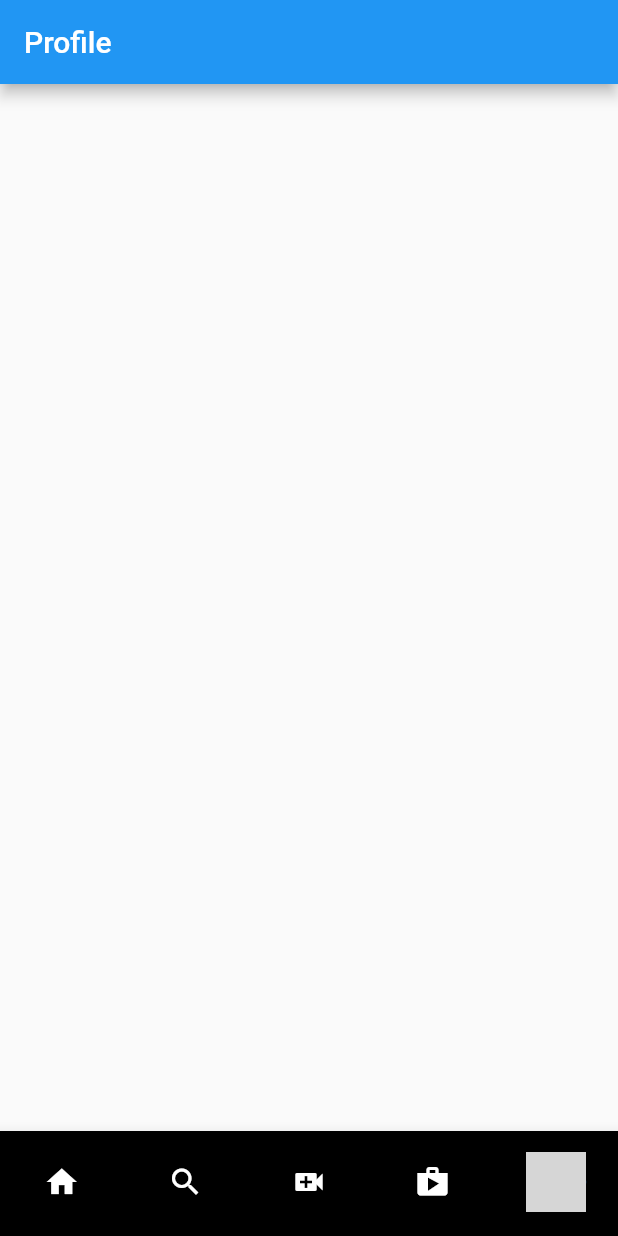
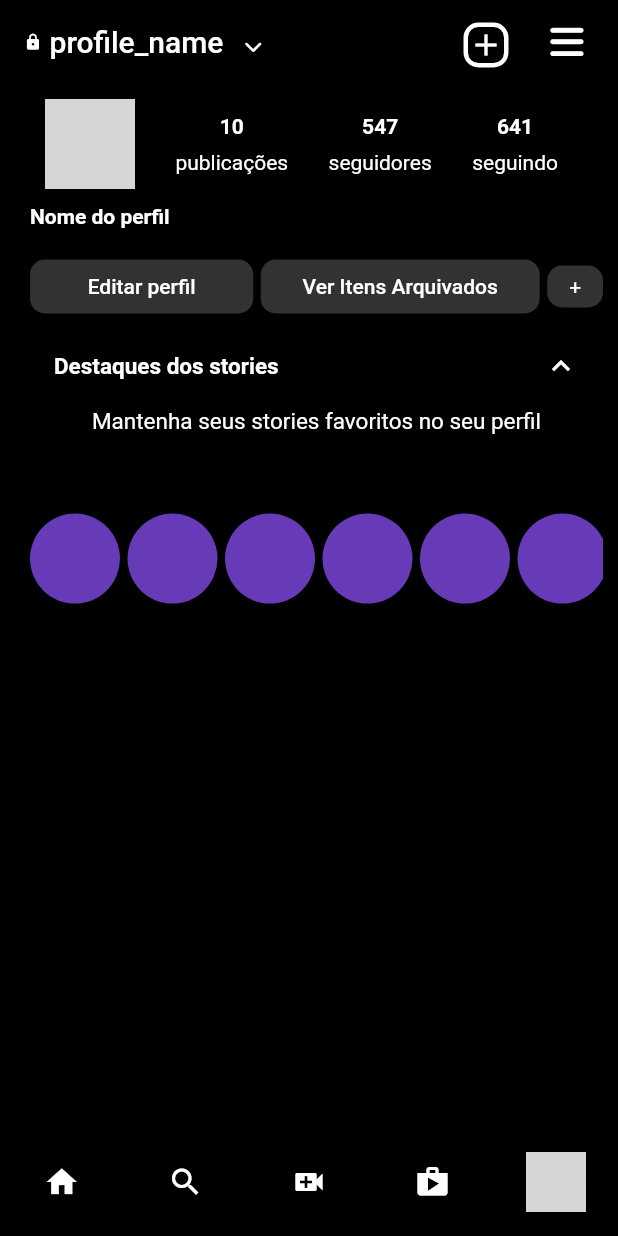
Before and after one commit to hdgiacon/ui_instagram, a Flutter app: the screen it shows after launch, item 5 of the bottom bar chosen, on a phone screen of 412 x 824 dp. Run offline on Flutter 3.47's test engine with Material 2 defaults, Android fonts, the light colour scheme and no system bars; our stand-ins replace device_preview, font_awesome_flutter, marquee; network calls fail; grey boxes are pictures that could not be loaded.

Commit message:
inicio Profile e alteração nos links

```diff
--- a/lib/feed/feed.dart
+++ b/lib/feed/feed.dart
@@ -23,7 +23,7 @@ class _FeedState extends State<Feed> {
   var listStory = [
     const MyStory(
       foto:
-          'https://pbs.twimg.com/profile_images/1190742144/mrbean-270x300_400x400.jpg',
+          'https://quartoframe.com.br/wp-content/uploads/2021/04/minato-namikaze.jpg',
     ),
     const Story(
       storyLabel: 'NetflixBrasil',
@@ -31,27 +31,28 @@ class _FeedState extends State<Feed> {
           'https://play-lh.googleusercontent.com/TBRwjS_qfJCSj1m7zZB93FnpJM5fSpMA_wUlFDLxWAb45T9RmwBvQd5cWR5viJJOhkI',
     ),
     const LiveStory(
-      storyLabel: 'marquinDJ',
+      storyLabel: 'tv_globinho',
       foto:
-          'https://conteudo.imguol.com.br/c/entretenimento/8f/2018/06/15/meme-de-andre-marques-1529072545810_v2_300x300.png',
+          'https://pbs.twimg.com/profile_images/1683648123/tv_globinho_400x400.jpg',
     ),
     const Story(
-      storyLabel: 'fausto_oficial',
-      foto:
-          'https://cdn.mensagenscomamor.com/content/images/m000532523.jpg?v=1',
-    ),
-    const Story(
-      storyLabel: 'silvio.santos',
-      foto:
-          'https://criativafm.com/wp-content/uploads/2021/07/silvio-santos-23072021133102595.jpeg',
-    ),
-    const Story(
-      storyLabel: 'crunchyrow',
+      storyLabel: 'crunchyroll',
       foto: 'https://images-na.ssl-images-amazon.com/images/I/417bVUqe0pL.png',
     ),
     const Story(
-      storyLabel: '@Jaja',
-      foto: 'https://i1.sndcdn.com/avatars-000178307058-j65xvd-t500x500.jpg',
+      storyLabel: '@simpsons.oficial',
+      foto:
+          'https://i.pinimg.com/originals/bd/19/2f/bd192f2723f7d81013f04903d9e0428b.png',
+    ),
+    const Story(
+      storyLabel: 'cujo_jotaro',
+      foto:
+          'https://ovicio.com.br/wp-content/uploads/2020/05/20200530-20200126-jotaro-1200x675-1-555x555.jpg',
+    ),
+    const Story(
+      storyLabel: 'noob_saibot',
+      foto:
+          'http://pm1.narvii.com/6676/958e03999be2a9c01e9f9e71096b851b291caaa3_00.jpg',
     ),
   ];
 
@@ -85,7 +86,7 @@ class _FeedState extends State<Feed> {
   @override
   Widget build(BuildContext context) {
     return SingleChildScrollView(
-      controller: scrollController,
+      //controller: scrollController,
       child: Column(
         children: <Widget>[
           const SizedBox(height: 5.0),
@@ -105,6 +106,7 @@ class _FeedState extends State<Feed> {
             ),
           ),
           ListView.separated(
+            controller: scrollController,
             separatorBuilder: (context, index) => const Divider(),
             itemCount: listPosts.length,
             shrinkWrap: true,
--- a/lib/home/home_page.dart
+++ b/lib/home/home_page.dart
@@ -2,6 +2,7 @@ import 'package:flutter/material.dart';
 import 'package:ui_instagram/feed/app_bar_feed.dart';
 import 'package:ui_instagram/feed/feed.dart';
 import 'package:ui_instagram/profile/profile.dart';
+import 'package:ui_instagram/profile/profile_appbar.dart';
 import 'package:ui_instagram/reels/reels.dart';
 import 'package:ui_instagram/reels/reels_appbar.dart';
 import 'package:ui_instagram/search/search.dart';
@@ -54,7 +55,10 @@ class _HomePageState extends State<HomePage>
             Search(),
             Reels(),
             Shop(),
-            Profile(),
+            Profile(
+              profileImage:
+                  'https://quartoframe.com.br/wp-content/uploads/2021/04/minato-namikaze.jpg',
+            ),
           ],
         ),
         bottomNavigationBar: BottomNavigationBar(
@@ -90,7 +94,7 @@ class _HomePageState extends State<HomePage>
             BottomNavigationBarItem(
               icon: CircleAvatar(
                 backgroundImage: NetworkImage(
-                  'https://pbs.twimg.com/profile_images/1190742144/mrbean-270x300_400x400.jpg',
+                  'https://quartoframe.com.br/wp-content/uploads/2021/04/minato-namikaze.jpg',
                 ),
               ),
               label: '',
@@ -112,7 +116,7 @@ class _HomePageState extends State<HomePage>
       case 3:
         return shopAppbar;
       case 4:
-        return null;
+        return profileAppbar;
       default:
         return feedAppbar;
     }
--- a/lib/main.dart
+++ b/lib/main.dart
@@ -6,7 +6,7 @@ import 'package:ui_instagram/home/home_page.dart';
 void main() {
   runApp(
     DevicePreview(
-      enabled: kReleaseMode,
+      enabled: !kReleaseMode,
       backgroundColor: const Color(0xFF2e2e2e),
       builder: (context) => const MaterialApp(
         useInheritedMediaQuery: true,
--- a/lib/profile/profile.dart
+++ b/lib/profile/profile.dart
@@ -1,15 +1,187 @@
 import 'package:flutter/material.dart';
 
 class Profile extends StatelessWidget {
-  const Profile({Key? key}) : super(key: key);
+  final String profileImage;
+
+  const Profile({
+    super.key,
+    required this.profileImage,
+  });
 
   @override
   Widget build(BuildContext context) {
-    return Scaffold(
-      appBar: AppBar(
-        title: const Text('Profile'),
-      ),
-      body: Container(),
+    return ListView(
+      padding: const EdgeInsets.only(left: 20.0, right: 10.0),
+      children: [
+        Padding(
+          padding: const EdgeInsets.fromLTRB(10.0, 10.0, 30.0, 0.0),
+          child: Row(
+            mainAxisAlignment: MainAxisAlignment.spaceBetween,
+            children: [
+              CircleAvatar(
+                backgroundImage: NetworkImage(profileImage),
+                radius: 30.0,
+              ),
+              Column(
+                children: const [
+                  Text(
+                    '10',
+                    style: TextStyle(
+                      color: Colors.white,
+                      fontWeight: FontWeight.bold,
+                    ),
+                  ),
+                  SizedBox(height: 8.0),
+                  Text(
+                    'publicações',
+                    style: TextStyle(color: Colors.white),
+                  )
+                ],
+              ),
+              Column(
+                children: const [
+                  Text(
+                    '547',
+                    style: TextStyle(
+                      color: Colors.white,
+                      fontWeight: FontWeight.bold,
+                    ),
+                  ),
+                  SizedBox(height: 8.0),
+                  Text(
+                    'seguidores',
+                    style: TextStyle(color: Colors.white),
+                  )
+                ],
+              ),
+              Column(
+                children: const [
+                  Text(
+                    '641',
+                    style: TextStyle(
+                      color: Colors.white,
+                      fontWeight: FontWeight.bold,
+                    ),
+                  ),
+                  SizedBox(height: 8.0),
+                  Text(
+                    'seguindo',
+                    style: TextStyle(color: Colors.white),
+                  )
+                ],
+              )
+            ],
+          ),
+        ),
+        const SizedBox(height: 10.0),
+        const Text(
+          'Nome do perfil',
+          style: TextStyle(
+            color: Colors.white,
+            fontWeight: FontWeight.bold,
+          ),
+        ),
+        const SizedBox(height: 15.0),
+        Row(
+          children: [
+            Expanded(
+              flex: 4,
+              child: ElevatedButton(
+                onPressed: () {},
+                style: ElevatedButton.styleFrom(
+                  primary: Colors.grey[350]!.withAlpha(60),
+                  shape: RoundedRectangleBorder(
+                    borderRadius: BorderRadius.circular(10.0),
+                  ),
+                ),
+                child: const Text(
+                  'Editar perfil',
+                  style: TextStyle(
+                    color: Colors.white,
+                  ),
+                ),
+              ),
+            ),
+            const SizedBox(width: 5.0),
+            Expanded(
+              flex: 5,
+              child: ElevatedButton(
+                onPressed: () {},
+                style: ElevatedButton.styleFrom(
+                  primary: Colors.grey[350]!.withAlpha(60),
+                  shape: RoundedRectangleBorder(
+                    borderRadius: BorderRadius.circular(10.0),
+                  ),
+                ),
+                child: const Text(
+                  'Ver Itens Arquivados',
+                  style: TextStyle(
+                    color: Colors.white,
+                  ),
+                ),
+              ),
+            ),
+            const SizedBox(width: 5.0),
+            Expanded(
+              flex: 1,
+              child: InkWell(
+                child: Container(
+                  alignment: Alignment.center,
+                  height: 28.0,
+                  decoration: BoxDecoration(
+                    color: Colors.grey[350]!.withAlpha(60),
+                    borderRadius: BorderRadius.circular(10.0),
+                  ),
+                  child: const Text(
+                    '+',
+                    style: TextStyle(
+                      color: Colors.white,
+                    ),
+                  ),
+                ),
+              ),
+            ),
+          ],
+        ),
+        ExpansionTile(
+          title: const Text(
+            'Destaques dos stories',
+            style: TextStyle(
+              color: Colors.white,
+              fontSize: 15.0,
+              fontWeight: FontWeight.bold,
+            ),
+          ),
+          initiallyExpanded: true,
+          iconColor: Colors.white,
+          collapsedIconColor: Colors.white,
+          children: [
+            const Text(
+              'Mantenha seus stories favoritos no seu perfil',
+              style: TextStyle(
+                color: Colors.white,
+                fontSize: 15.0,
+              ),
+            ),
+            SizedBox(
+              height: MediaQuery.of(context).size.height * .2,
+              child: ListView.separated(
+                shrinkWrap: true,
+                scrollDirection: Axis.horizontal,
+                separatorBuilder: (context, index) =>
+                    const SizedBox(width: 5.0),
+                itemBuilder: (context, index) {
+                  return const CircleAvatar(
+                    backgroundColor: Colors.deepPurple,
+                    radius: 30.0,
+                  );
+                },
+                itemCount: 10,
+              ),
+            )
+          ],
+        )
+      ],
     );
   }
 }
--- /dev/null
+++ b/lib/profile/profile_appbar.dart
@@ -0,0 +1,65 @@
+import 'package:flutter/material.dart';
+import 'package:font_awesome_flutter/font_awesome_flutter.dart';
+
+AppBar profileAppbar = AppBar(
+  backgroundColor: Colors.black,
+  title: Row(
+    children: [
+      const Icon(
+        Icons.lock,
+        color: Colors.white,
+        size: 12.0,
+      ),
+      const SizedBox(width: 5.0),
+      const Text(
+        'profile_name',
+        style: TextStyle(
+          color: Colors.white,
+          fontSize: 20.0,
+        ),
+      ),
+      IconButton(
+        onPressed: () {},
+        padding: const EdgeInsets.only(top: 4.0, right: 8.0),
+        iconSize: 12.0,
+        icon: const Icon(
+          FontAwesomeIcons.chevronDown,
+          color: Colors.white,
+        ),
+      )
+    ],
+  ),
+  actions: <Widget>[
+    InkWell(
+      onTap: () {},
+      child: Padding(
+        padding: const EdgeInsets.only(top: 15.0, bottom: 11.0),
+        child: Container(
+          width: 30.0,
+          //height: 10.0,
+          decoration: BoxDecoration(
+            borderRadius: BorderRadius.circular(10.0),
+            border: Border.all(
+              color: Colors.white,
+              width: 3.0,
+            ),
+          ),
+          child: const Icon(
+            Icons.add,
+            color: Colors.white,
+          ),
+        ),
+      ),
+    ),
+    const SizedBox(width: 15.0),
+    IconButton(
+      onPressed: () {},
+      iconSize: 25.0,
+      icon: const Icon(
+        FontAwesomeIcons.bars,
+        color: Colors.white,
+      ),
+    ),
+    const SizedBox(width: 10.0),
+  ],
+);
--- a/lib/reels/one_reel.dart
+++ b/lib/reels/one_reel.dart
@@ -131,7 +131,7 @@ class OneReel extends StatelessWidget {
                     IconButton(
                       onPressed: () {},
                       color: Colors.white,
-                      icon: const Icon(Icons.camera),
+                      icon: const Icon(Icons.camera_alt),
                     ),
                     const Spacer(),
                     IconButton(
@@ -147,7 +147,7 @@ class OneReel extends StatelessWidget {
                       '138 mil',
                       style: TextStyle(
                         color: Colors.white,
-                        fontSize: 12.0,
+                        fontSize: 11.0,
                       ),
                     ),
                     const SizedBox(height: 10.0),
@@ -168,7 +168,7 @@ class OneReel extends StatelessWidget {
                       '306',
                       style: TextStyle(
                         color: Colors.white,
-                        fontSize: 12.0,
+                        fontSize: 11.0,
                       ),
                     ),
                     const SizedBox(height: 10.0),
--- a/lib/reels/reels.dart
+++ b/lib/reels/reels.dart
@@ -24,30 +24,30 @@ class _ReelsState extends State<Reels> {
       scrollDirection: Axis.vertical,
       children: const [
         OneReel(
-          profileName: 'simpsons.oficial',
+          profileName: '@simpsons.oficial',
           profilePhoto:
-              'https://cdn.mensagenscomamor.com/content/images/m000532523.jpg?v=1',
+              'https://i.pinimg.com/originals/bd/19/2f/bd192f2723f7d81013f04903d9e0428b.png',
           gifLocation:
               "https://media3.giphy.com/media/3ov9jQX2Ow4bM5xxuM/giphy.gif?cid=ecf05e47kwi2b64z268y6069uoz7i771i6jpvsuhmt47odzl&rid=giphy.gif&ct=g",
         ),
         OneReel(
           profileName: 'smart_programming_',
           profilePhoto:
-              'https://cdn.mensagenscomamor.com/content/images/m000532523.jpg?v=1',
+              'https://www.empreendedor.com/wp-content/uploads/2022/03/radowan-nakif-rehan-bootcamps-programacao-unsplash.jpg',
           gifLocation:
               "https://media.giphy.com/media/5GJskjLsUpmPN249Ez/giphy.gif",
         ),
         OneReel(
           profileName: '@best_houses',
           profilePhoto:
-              'https://cdn.mensagenscomamor.com/content/images/m000532523.jpg?v=1',
+              'https://i.pinimg.com/736x/cb/46/0d/cb460d76a5084d8739a9fbd5e0daae46.jpg',
           gifLocation:
               "https://media.giphy.com/media/m342OJ3RH80eNKHGOV/giphy.gif",
         ),
         OneReel(
           profileName: 'jeff.98.oficial',
           profilePhoto:
-              'https://cdn.mensagenscomamor.com/content/images/m000532523.jpg?v=1',
+              'https://i.pinimg.com/originals/31/06/71/310671a46e934dacd8d12ddc3ec97980.jpg',
           gifLocation:
               "https://media.giphy.com/media/26uf2dYBreLiLiK5O/giphy.gif",
         ),
--- a/lib/shop/shop.dart
+++ b/lib/shop/shop.dart
@@ -5,7 +5,7 @@ class Shop extends StatelessWidget {
 
   @override
   Widget build(BuildContext context) {
-    final _shopFiltersList = [
+    final shopFiltersList = [
       ElevatedButton(
         onPressed: () {},
         style: ElevatedButton.styleFrom(
@@ -126,9 +126,9 @@ class Shop extends StatelessWidget {
             scrollDirection: Axis.horizontal,
             shrinkWrap: true,
             separatorBuilder: (context, index) => const SizedBox(width: 5.0),
-            itemCount: _shopFiltersList.length,
+            itemCount: shopFiltersList.length,
             itemBuilder: (context, index) {
-              return _shopFiltersList[index];
+              return shopFiltersList[index];
             },
           ),
         ),
```
